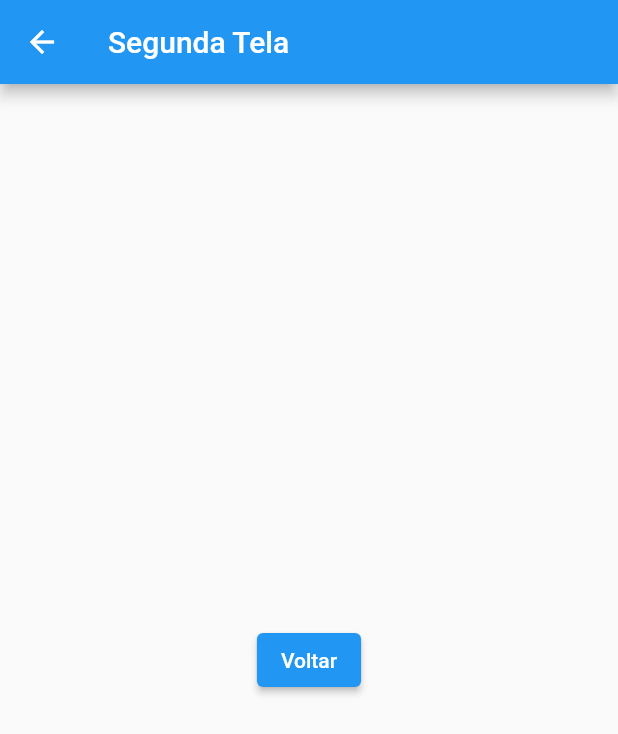
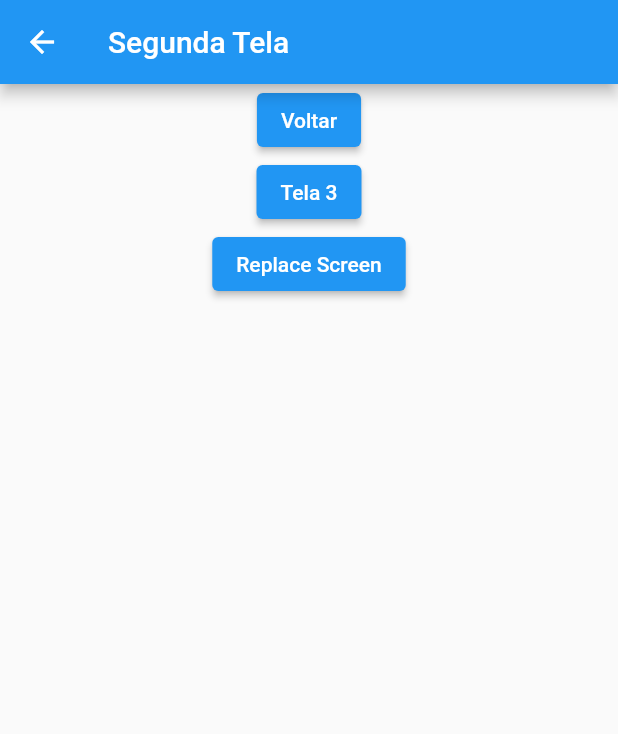
Before and after one commit to 3dsonneto/flutter-navegacao-cubos-academy, a Flutter app: the SecondScreen screen opened directly, on a phone screen of 412 x 824 dp. Shown: the top 734 px of the screen. Run offline on Flutter 3.47's test engine with Material 2 defaults, Android fonts, the phone set to English and light mode, and no system bars.

```diff
--- a/lib/second_screen.dart
+++ b/lib/second_screen.dart
@@ -1,4 +1,5 @@
 import 'package:flutter/material.dart';
+import 'package:navigation/third_screen.dart';
 
 class SecondScreen extends StatelessWidget {
   final String title;
@@ -13,7 +14,9 @@ class SecondScreen extends StatelessWidget {
       ),
       body: SafeArea(
         child: Center(
-          child: Container(
+          child: Column(
+            children: [
+              Container(
                 child: ElevatedButton(
                   onPressed: () {
                     Navigator.pop(context, "Olá tela home");
@@ -21,6 +24,25 @@ class SecondScreen extends StatelessWidget {
                   child: Text("Voltar"),
                 ),
               ),
+              ElevatedButton(
+                onPressed: () {
+                  final parameters = ThirdParameters("Edson", 24);
+                  Navigator.pushNamed(context, "third", arguments: parameters);
+                },
+                child: Text(
+                  "Tela 3",
+                ),
+              ),
+              ElevatedButton(
+                onPressed: () {
+                  final parameters = ThirdParameters("Edson", 24);
+                  Navigator.popAndPushNamed(context, "third",
+                      arguments: parameters);
+                },
+                child: Text("Replace Screen"),
+              ),
+            ],
+          ),
         ),
       ),
     );
```
Also changed, not shown: lib/third_screen.dart (+15 -1 lines). Lines whose indentation alone changed are shown as unchanged.
